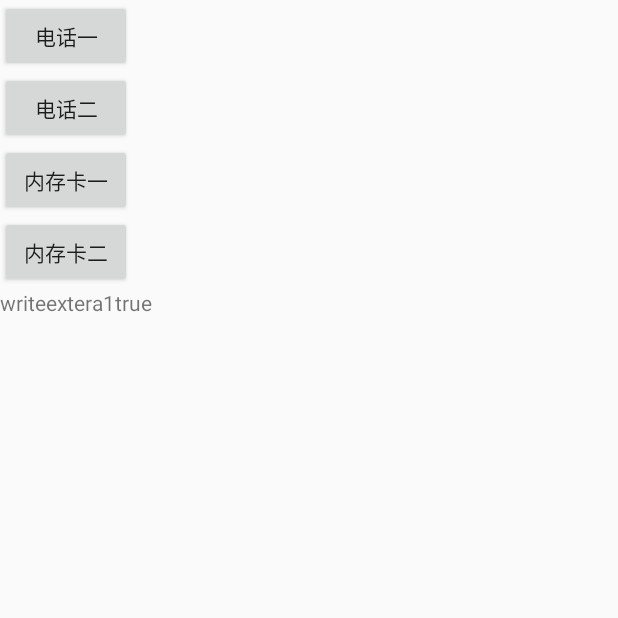
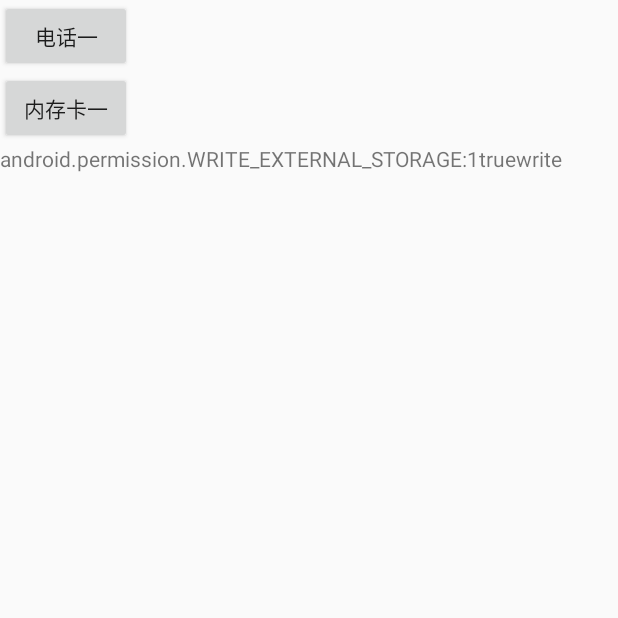
Before and after one commit to xuanxuandaoren/CheckPermissionActivity, an Android app: the screen it shows after launch (MainActivity), after a tap on "内存卡一", on a phone screen of 412 x 824 dp, the top half of it. Run offline under Robolectric (Android 15) with nearby library versions, the phone set to English and light mode, and no system bars; 2 other taps on this screen came first.

Commit message:
简化代码

```diff
--- a/app/src/main/java/com/zhuyuguang/checkpermissionactivity/MainActivity.java
+++ b/app/src/main/java/com/zhuyuguang/checkpermissionactivity/MainActivity.java
@@ -6,7 +6,10 @@ import android.view.View;
 import android.widget.Button;
 import android.widget.TextView;
 
-public class MainActivity extends CheckPermissionExtendActivity implements View.OnClickListener {
+/**
+ *
+ */
+public class MainActivity extends CheckPermissionActivity implements View.OnClickListener {
 
     private Button button1;
     private Button button2;
@@ -23,66 +26,53 @@ public class MainActivity extends CheckPermissionExtendActivity implements View.
 
     private void initView() {
         button1 = (Button) findViewById(R.id.button1);
-        button2 = (Button) findViewById(R.id.button2);
         button3 = (Button) findViewById(R.id.button3);
-        button4 = (Button) findViewById(R.id.button4);
         text = (TextView) findViewById(R.id.text);
 
         button1.setOnClickListener(this);
-        button2.setOnClickListener(this);
         button3.setOnClickListener(this);
-        button4.setOnClickListener(this);
     }
 
     @Override
     public void onClick(View v) {
         switch (v.getId()) {
             case R.id.button1:
-                checkPermission(this,CALL_PHONE,3);
-
-                break;
-            case R.id.button2:
-
+                checkPermission(this, CALL_PHONE, 3);
                 break;
             case R.id.button3:
-                checkPermission(this,WRITE_EXTERNAL_STORAGE,1);
-
-                break;
-            case R.id.button4:
-
+                checkPermission(this, WRITE_EXTERNAL_STORAGE, 1);
                 break;
         }
     }
-
-    @Override
-    protected void onCallPhoneResult(int requestCode, boolean isSucess) {
-        text.setText("callphone"+requestCode+isSucess);
-    }
-
-    @Override
-    protected void onWriteExternalStoragerResult(int requestCode, boolean isSucess) {
-        text.setText("writeextera"+requestCode+isSucess);
-    }
-    //
+//
 //    @Override
-//    protected void onPermissionSucess(String permission, int requestCode) {
-//        super.onPermissionSucess(permission, requestCode);
-//        if (permission.equals(CALL_PHONE)){
-//            text.setText(permission+":"+requestCode+"true"+"callphone");
-//        }else if (permission.equals(WRITE_EXTERNAL_STORAGE)){
-//            text.setText(permission+":"+requestCode+"true"+"write");
-//        }
-//
+//    protected void onCallPhoneResult(int requestCode, boolean isSucess) {
+//        text.setText("callphone"+requestCode+isSucess);
 //    }
 //
 //    @Override
-//    protected void onPermissionRefuse(String permission, int requestCode) {
-//        super.onPermissionRefuse(permission, requestCode);
-//        if (permission.equals(CALL_PHONE)){
-//            text.setText(permission+":"+requestCode+"flase"+"callphone");
-//        }else if (permission.equals(WRITE_EXTERNAL_STORAGE)){
-//            text.setText(permission+":"+requestCode+"false"+"write");
-//        }
-//
+//    protected void onWriteExternalStoragerResult(int requestCode, boolean isSucess) {
+//        text.setText("writeextera"+requestCode+isSucess);
 //    }
+
+
+    @Override
+    protected void onPermissionResult(String permission, int requestCode, boolean isSucess) {
+        if (permission.equals(CALL_PHONE)) {
+            if (isSucess) {
+                text.setText(permission + ":" + requestCode + "true" + "callphone");
+            } else {
+                text.setText(permission + ":" + requestCode + "flase" + "callphone");
+            }
+        } else if (permission.equals(WRITE_EXTERNAL_STORAGE)) {
+            if (isSucess) {
+                text.setText(permission + ":" + requestCode + "true" + "write");
+            } else {
+                text.setText(permission + ":" + requestCode + "false" + "write");
+            }
+
+        }
+    }
+
+
 }
--- a/app/src/main/res/layout/activity_main.xml
+++ b/app/src/main/res/layout/activity_main.xml
@@ -10,11 +10,6 @@
         android:layout_height="wrap_content"
         android:text="电话一" />
 
-    <Button
-        android:id="@+id/button2"
-        android:layout_width="wrap_content"
-        android:layout_height="wrap_content"
-        android:text="电话二" />
 
     <Button
         android:id="@+id/button3"
@@ -22,11 +17,6 @@
         android:layout_height="wrap_content"
         android:text="内存卡一" />
 
-    <Button
-        android:id="@+id/button4"
-        android:layout_width="wrap_content"
-        android:layout_height="wrap_content"
-        android:text="内存卡二" />
 
     <TextView
         android:id="@+id/text"
```
Also changed, not shown: app/src/main/java/com/zhuyuguang/checkpermissionactivity/CheckPermissionActivity.java (+12 -12 lines).
